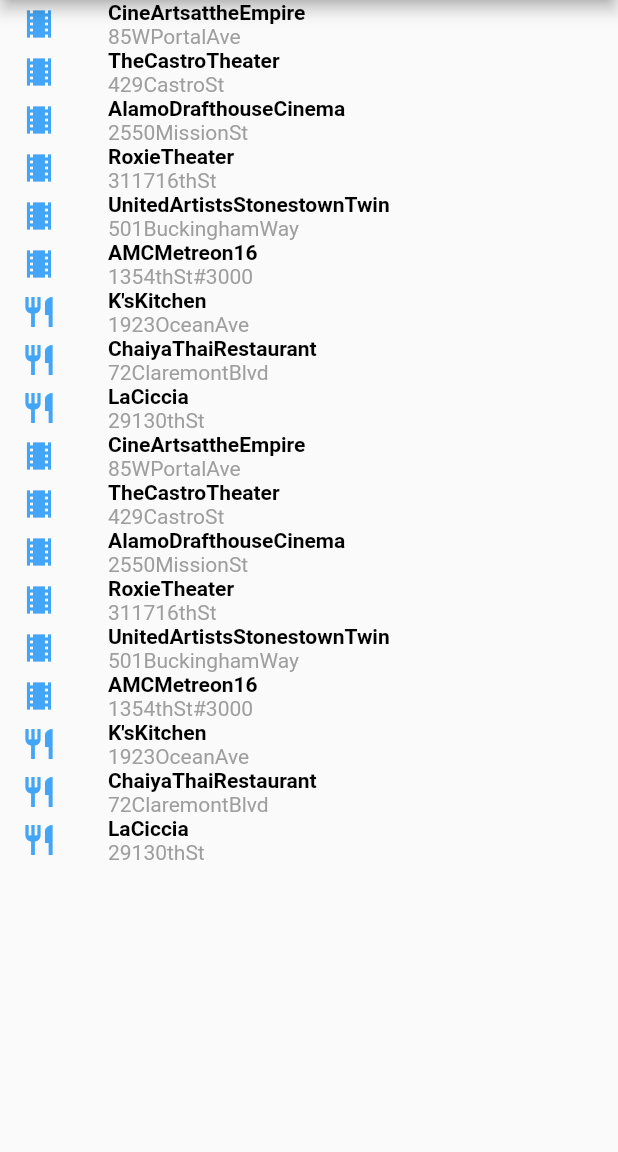
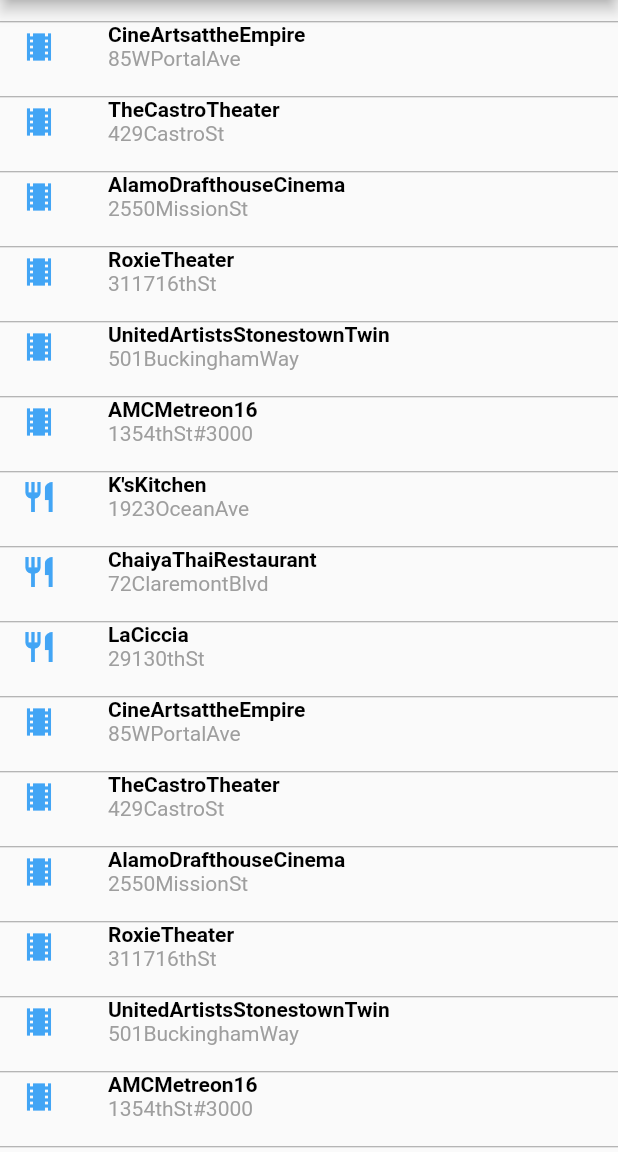
Before and after one commit to blazeqin/flutter_learn_demo, a Flutter app: the screen it shows after launch, after a tap on the "list" icon, on a phone screen of 412 x 824 dp, the part 84-1236 px from its top. Run offline on Flutter 3.47's test engine with Material 2 defaults, Android fonts, the phone set to English and light mode, and no system bars.

```diff
--- a/lib/main.dart
+++ b/lib/main.dart
@@ -102,6 +102,9 @@ class ADemoPageState extends State<ADemoPage> {
             title: Text("List Show"),
           ),
           body:ListView.builder(
+            padding: const EdgeInsets.only(top: 14.0),//只是设置了整个列表的padding
+            scrollDirection: Axis.vertical,
+            itemExtent: 50.0,//设置了item的高度，必须设置scrollDirection才能生效
             itemCount: _buildings.length,
             itemBuilder: (context, index){
               return _ItemView(index, _buildings[index]);
@@ -143,7 +146,15 @@ class _ItemView extends StatelessWidget{
     //水波纹效果，使用的是 InkWell。
     return InkWell(
       onTap: ()=>listener(position),
-      child: widget,
+      child: Column(
+        children: <Widget>[
+          Divider(
+            height: 1.0,
+            color: Colors.grey,
+          ),
+          widget,
+        ],
+      ),
     );
   }
 
```
